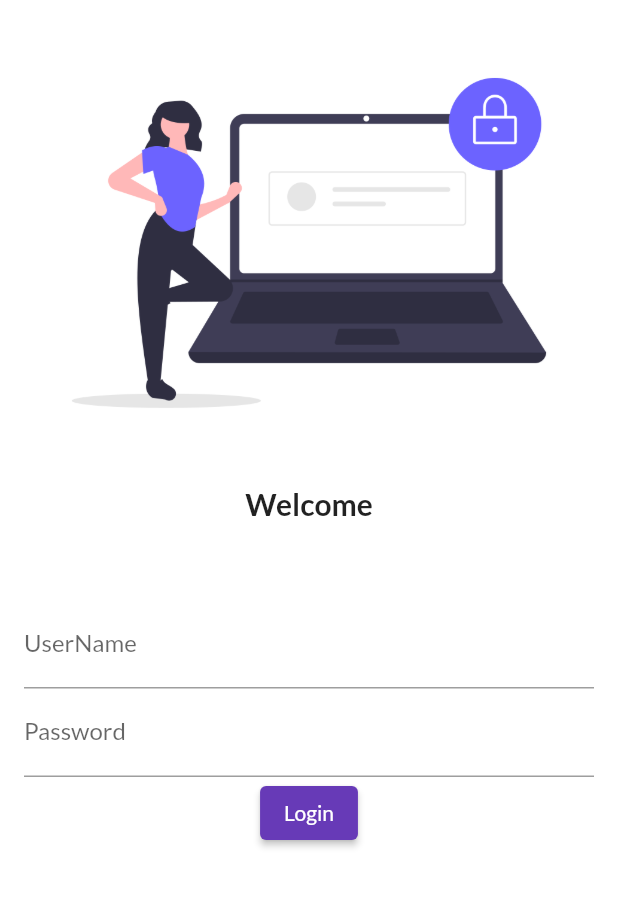
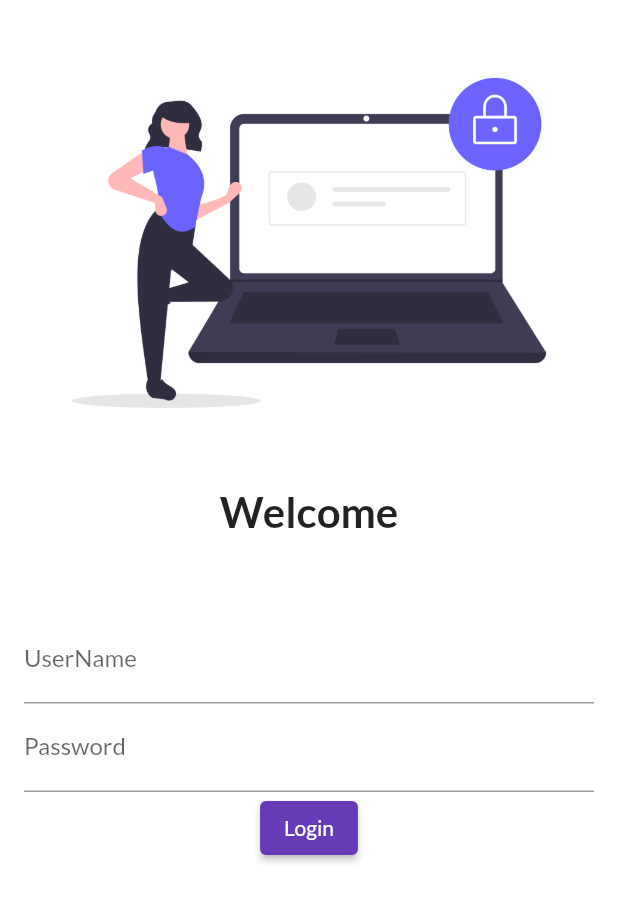
Before and after one commit to campainer/MyCatalogapp, a Flutter app: the screen it shows after launch, on a phone screen of 412 x 824 dp. Shown: the top 902 px of the screen. Run offline on Flutter 3.47's test engine with Material 2 defaults, Android fonts, the phone set to English and light mode, and no system bars; our stand-ins replace google_fonts.

Commit message:
Day 5 completed

```diff
--- a/lib/main.dart
+++ b/lib/main.dart
@@ -2,6 +2,7 @@ import 'package:flutter/material.dart';
 import 'package:myapp/pages/home_page.dart';
 import 'package:myapp/pages/login_page.dart';
 import 'package:google_fonts/google_fonts.dart';
+import 'package:myapp/utils/routes.dart';
 
 void main() {
   runApp(MyApp());
@@ -20,8 +21,8 @@ class MyApp extends StatelessWidget {
       initialRoute: "/",
       routes: {
         "/": (context) => LoginPage(),
-        "/home": (context) => HomePage(),
-        "/login": (context) => LoginPage(),
+        MyRoutes.homeRoute: (context) => HomePage(),
+        MyRoutes.loginRoute: (context) => LoginPage(),
       },
     );
   }
--- a/lib/pages/login_page.dart
+++ b/lib/pages/login_page.dart
@@ -1,10 +1,12 @@
 import 'package:flutter/material.dart';
+import 'package:myapp/utils/routes.dart';
 
 class LoginPage extends StatelessWidget {
   @override
   Widget build(BuildContext context) {
     return Material(
         color: Colors.white,
+        child: SingleChildScrollView(
           child: Column(
             children: [
               SizedBox(height: 20),
@@ -19,7 +21,7 @@ class LoginPage extends StatelessWidget {
                 "Welcome",
                 style: TextStyle(
                   fontWeight: FontWeight.bold,
-                fontSize: 20,
+                  fontSize: 28,
                 ),
               ),
               SizedBox(
@@ -46,7 +48,9 @@ class LoginPage extends StatelessWidget {
                       ),
                     ),
                     ElevatedButton(
-                    onPressed: () {},
+                      onPressed: () {
+                        Navigator.pushNamed(context, MyRoutes.homeRoute);
+                      },
                       child: Text("Login"),
                       style: TextButton.styleFrom(),
                     )
@@ -54,6 +58,7 @@ class LoginPage extends StatelessWidget {
                 ),
               )
             ],
+          ),
         ));
   }
 }
--- /dev/null
+++ b/lib/utils/routes.dart
@@ -0,0 +1,4 @@
+class MyRoutes {
+  static String loginRoute = '/login';
+  static String homeRoute = '/home';
+}
```
Lines whose indentation alone changed are shown as unchanged.
